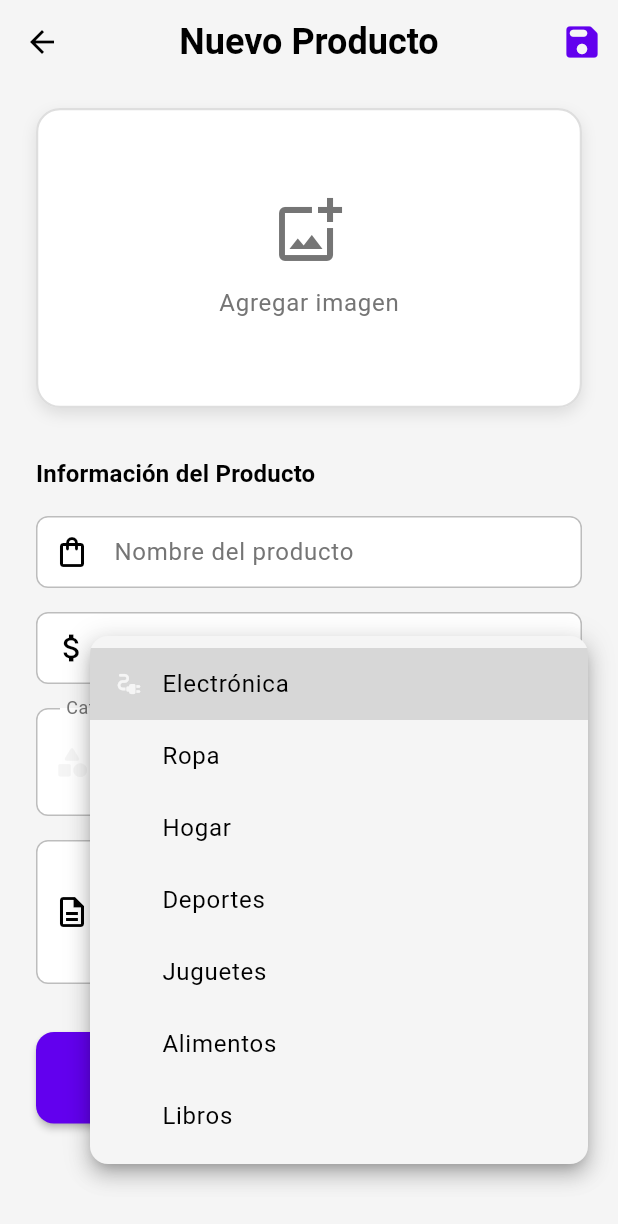
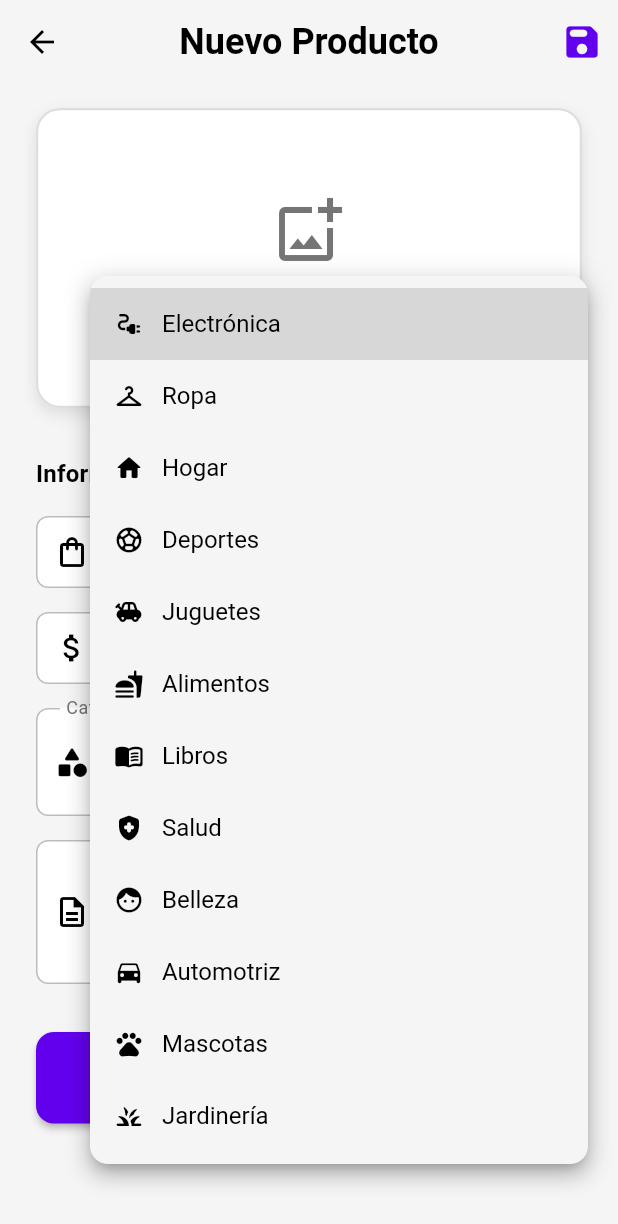
Before and after one commit to Mizael55/TodoEnUno, a Flutter app: the AddProductScreen screen opened directly, after a tap on "Electrónica", on a phone screen of 412 x 824 dp. Shown: the top 1224 px of the screen. Run offline on Flutter 3.47's test engine with Material 3 defaults, Android fonts, the phone set to English and light mode, and no system bars; our stand-ins replace bloc, cached_network_image, cloud_firestore, equatable, firebase_auth, firebase_core and 4 more; accounts and stored records are empty.

Commit message:
WIP fixing categories

```diff
--- a/lib/constants/categories.dart
+++ b/lib/constants/categories.dart
@@ -14,30 +14,51 @@ class ProductCategory {
 
 const List<ProductCategory> productCategories = [
   ProductCategory(
-    value: 'electronics',
+    value: 'electronica',
     label: 'Electrónica',
     icon: Icons.electrical_services_rounded,
   ),
+  ProductCategory(value: 'ropa', label: 'Ropa', icon: Icons.checkroom_rounded),
+  ProductCategory(value: 'hogar', label: 'Hogar', icon: Icons.home_rounded),
   ProductCategory(
-    value: 'clothing',
-    label: 'Ropa',
-    icon: Icons.checkroom_rounded,
-  ),
-  ProductCategory(value: 'home', label: 'Hogar', icon: Icons.home_rounded),
-  ProductCategory(
-    value: 'sports',
+    value: 'deportes',
     label: 'Deportes',
     icon: Icons.sports_soccer_rounded,
   ),
-  ProductCategory(value: 'toys', label: 'Juguetes', icon: Icons.toys_rounded),
   ProductCategory(
-    value: 'food',
+    value: 'jueguetes',
+    label: 'Juguetes',
+    icon: Icons.toys_rounded,
+  ),
+  ProductCategory(
+    value: 'alimentos',
     label: 'Alimentos',
     icon: Icons.fastfood_rounded,
   ),
   ProductCategory(
-    value: 'books',
+    value: 'libros',
     label: 'Libros',
     icon: Icons.menu_book_rounded,
   ),
+  ProductCategory(
+    value: 'salud',
+    label: 'Salud',
+    icon: Icons.health_and_safety_rounded,
+  ),
+  ProductCategory(value: 'belleza', label: 'Belleza', icon: Icons.face_rounded),
+  ProductCategory(
+    value: 'automotriz',
+    label: 'Automotriz',
+    icon: Icons.directions_car_rounded,
+  ),
+  ProductCategory(
+    value: 'mascotas',
+    label: 'Mascotas',
+    icon: Icons.pets_rounded,
+  ),
+  ProductCategory(
+    value: 'jardineria',
+    label: 'Jardinería',
+    icon: Icons.grass_rounded,
+  ),
 ];
--- a/lib/main.dart
+++ b/lib/main.dart
@@ -8,7 +8,6 @@ import 'package:store/presentation/produc/bloc/product_bloc.dart';
 import 'package:store/presentation/produc/bloc/repositories/product_repository.dart';
 import 'package:store/presentation/produc/bloc/services/firebase_storage_service.dart';
 import 'package:store/theme/app_theme.dart';
-
 import 'presentation/screen/screen.dart';
 
 void main() async {
--- a/lib/presentation/screen/productcatalogo.dart
+++ b/lib/presentation/screen/productcatalogo.dart
@@ -24,14 +24,8 @@ class ProductCatalogScreen extends StatelessWidget {
           ),
         ),
         backgroundColor: AppColors.secondary,
-        // ignore: deprecated_member_use
-        shadowColor: AppColors.secondary.withOpacity(0.5),
-        shape: const RoundedRectangleBorder(
-          borderRadius: BorderRadius.vertical(bottom: Radius.circular(20)),
-        ),
-         actions: [
-          // Botón de búsqueda
-          IconButton(
+        automaticallyImplyLeading: false,
+        leading: IconButton(
           icon: const Icon(Icons.search, size: 28),
           color: AppColors.iconPrimary,
           onPressed: () {
@@ -41,15 +35,22 @@ class ProductCatalogScreen extends StatelessWidget {
 
             showSearch(
               context: context,
-                delegate: ProductSearchDelegate(products: products.cast<Product>()),
+              delegate: ProductSearchDelegate(
+                products: products.cast<Product>(),
+              ),
             );
           },
         ),
+        // ignore: deprecated_member_use
+        shadowColor: AppColors.secondary.withOpacity(0.5),
+        shape: const RoundedRectangleBorder(
+          borderRadius: BorderRadius.vertical(bottom: Radius.circular(20)),
+        ),
+        actions: [
+          // Botón de notificaciones (opcional)
+          IconButton(icon: const Icon(Icons.notifications), onPressed: () {}),
           // Botón de carrito (opcional)
-          IconButton(
-            icon: const Icon(Icons.shopping_cart),
-            onPressed: () => Navigator.pushNamed(context, '/cart'),
-          ),
+          IconButton(icon: const Icon(Icons.shopping_cart), onPressed: () {}),
         ],
       ),
       body: BlocBuilder<ProductBloc, ProductState>(
--- a/lib/utils/custom_category_dropdown.dart
+++ b/lib/utils/custom_category_dropdown.dart
@@ -1,5 +1,6 @@
 import 'package:flutter/material.dart';
 import 'package:store/constants/categories.dart';
+import 'package:store/theme/app_colors.dart';
 
 class CustomCategoryDropdown extends StatelessWidget {
   final String? value;
@@ -17,21 +18,13 @@ class CustomCategoryDropdown extends StatelessWidget {
 
   @override
   Widget build(BuildContext context) {
-    final theme = Theme.of(context);
-    final colors = theme.colorScheme;
-
     return InputDecorator(
       decoration: InputDecoration(
         labelText: label,
         prefixIcon: showIcon
-            ? Icon(
-                Icons.category_rounded,
-                color: colors.primary,
-              )
+            ? Icon(Icons.category_rounded, color: AppColors.textPrimary)
             : null,
-        border: OutlineInputBorder(
-          borderRadius: BorderRadius.circular(12),
-        ),
+        border: OutlineInputBorder(borderRadius: BorderRadius.circular(12)),
         contentPadding: const EdgeInsets.symmetric(
           horizontal: 16,
           vertical: 12,
@@ -43,21 +36,17 @@ class CustomCategoryDropdown extends StatelessWidget {
           isExpanded: true,
           icon: Icon(
             Icons.arrow_drop_down_rounded,
-            color: colors.onSurface.withOpacity(0.6),
+            color: AppColors.textPrimary,
           ),
-          style: theme.textTheme.bodyLarge,
-          dropdownColor: colors.surface,
+          style: TextStyle(color: AppColors.textPrimary, fontSize: 16),
+          dropdownColor: AppColors.background,
           borderRadius: BorderRadius.circular(12),
           items: productCategories.map((category) {
             return DropdownMenuItem<String>(
               value: category.value,
               child: Row(
                 children: [
-                  Icon(
-                    category.icon,
-                    size: 20,
-                    color: colors.primary,
-                  ),
+                  Icon(category.icon, size: 20, color: AppColors.textPrimary),
                   const SizedBox(width: 12),
                   Text(category.label),
                 ],
```
Also changed, not shown: lib/presentation/screen/delecteproduct.dart (added), lib/presentation/screen/editproduct.dart (added). Lines whose indentation alone changed are shown as unchanged.
